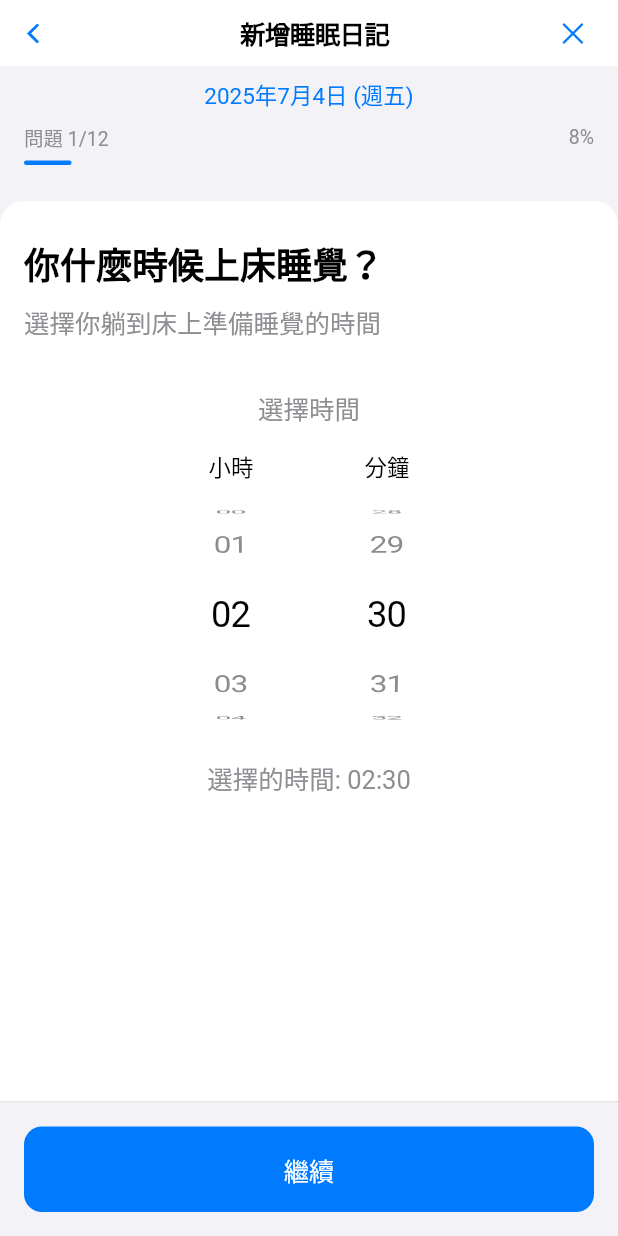
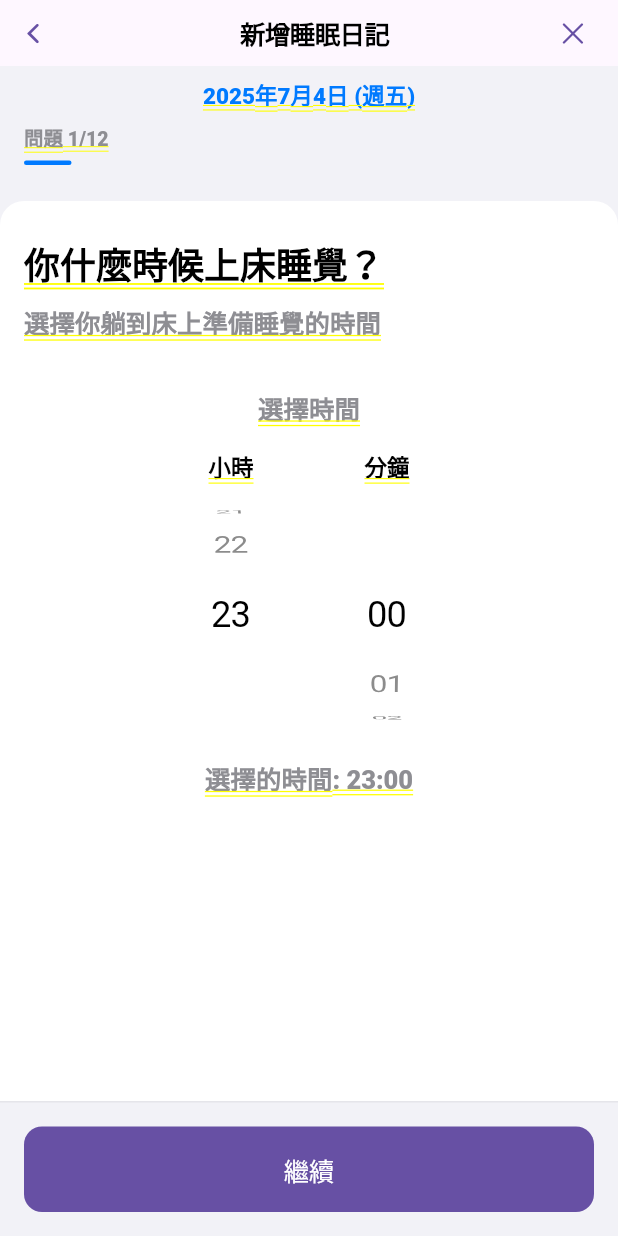
Before and after one commit to PHEDIRY/dcbti, a Flutter app: the SleepDiaryEntryScreen screen opened directly, on a phone screen of 412 x 824 dp. Run offline on Flutter 3.47's test engine with Material 3 defaults, Android fonts, the light colour scheme and no system bars; our stand-ins replace cloud_firestore, firebase_core; accounts and stored records are empty; Roboto replaces fonts that are missing (SF Pro Display, SF Pro Text).

Commit message:
diary entry screen refined

```diff
--- a/lib/features/sleep_diary/screens/sleep_diary_entry_screen.dart
+++ b/lib/features/sleep_diary/screens/sleep_diary_entry_screen.dart
@@ -1,5 +1,5 @@
 import 'package:flutter/cupertino.dart';
-import 'package:flutter/material.dart' show Divider;
+import 'package:flutter/material.dart';
 import '../../../core/models/sleep_diary_entry.dart';
 import 'package:intl/intl.dart';
 
@@ -14,20 +14,43 @@
   int _currentStep = 0;
 
   // Basic sleep info
-  DateTime _bedTime = DateTime.now().subtract(const Duration(hours: 8));
+  late DateTime _bedTime;
+  late DateTime _finalAwakeningTime;
+
+  @override
+  void initState() {
+    super.initState();
+    // Set default times using DateTime.now() as base to ensure correct date
+    final now = DateTime.now();
+    _bedTime = DateTime(
+      now.year,
+      now.month,
+      now.day,
+      23, // 23:00 default
+      0,
+    );
+    _finalAwakeningTime = DateTime(
+      now.year,
+      now.month,
+      now.day,
+      7, // 07:00 default
+      0,
+    );
+  }
+
+  // Other state variables
   int _timeToFallAsleepHours = 0;
-  int _timeToFallAsleepMinutes = 15;
+  int _timeToFallAsleepMinutes = 0;
   int _initialOutOfBedHours = 0;
   int _initialOutOfBedMinutes = 0;
   String? _sleepDifficultyReason;
   int _numberOfAwakenings = 0;
   final List<WakeUpEvent> _wakeUpEvents = [];
   String? _wakeUpDifficultyReason;
-  DateTime _finalAwakeningTime = DateTime.now();
-  bool _immediateWakeUp = false;
+  bool? _immediateWakeUp;
   int _timeInBedAfterWakingHours = 0;
   int _timeInBedAfterWakingMinutes = 0;
-  double _sleepQuality = 3.0;
+  double? _sleepQuality;
 
   // Quality and notes
   final TextEditingController _notesController = TextEditingController();
@@ -188,7 +211,7 @@
       finalAwakeningTime: _finalAwakeningTime,
       timeInBedAfterWakingMinutes:
           _timeInBedAfterWakingHours * 60 + _timeInBedAfterWakingMinutes,
-      sleepQuality: _sleepQuality,
+      sleepQuality: _sleepQuality ?? 0.0,
       caffeineConsumption: _caffeineConsumption,
       alcoholConsumption: _alcoholConsumption,
       sleepMedicineConsumption: _sleepMedicineConsumption,
@@ -199,7 +222,7 @@
       notes: _notesController.text.isEmpty ? null : _notesController.text,
       sleepDifficultyReason: _sleepDifficultyReason,
       wakeUpDifficultyReason: _wakeUpDifficultyReason,
-      immediateWakeUp: _immediateWakeUp,
+      immediateWakeUp: _immediateWakeUp ?? false,
       initialOutOfBedDurationMinutes:
           _initialOutOfBedHours * 60 + _initialOutOfBedMinutes,
     );
@@ -209,11 +232,33 @@
 
   void _addWakeUpEvent() {
     setState(() {
+      DateTime wakeTime;
+      if (_wakeUpEvents.isEmpty) {
+        // First wake-up: 2 hours after bedtime as default
+        wakeTime = DateTime(
+          _bedTime.year,
+          _bedTime.month,
+          _bedTime.day,
+          (_bedTime.hour + 2) % 24,
+          _bedTime.minute,
+        );
+      } else {
+        // Subsequent wake-ups: 2 hours after previous wake-up
+        final lastEvent = _wakeUpEvents.last;
+        wakeTime = DateTime(
+          lastEvent.time.year,
+          lastEvent.time.month,
+          lastEvent.time.day,
+          (lastEvent.time.hour + 2) % 24,
+          lastEvent.time.minute,
+        );
+      }
+
       _wakeUpEvents.add(
         WakeUpEvent(
-          time: DateTime.now(),
+          time: wakeTime,
           gotOutOfBed: false,
-          stayedInBedMinutes: 15,
+          stayedInBedMinutes: 5, // Changed from 15 to 5 minutes
         ),
       );
     });
@@ -233,7 +278,7 @@
   }
 
   void _showCloseConfirmation() {
-    showCupertinoDialog<void>(
+    showCupertinoDialog<bool>(
       context: context,
       builder: (BuildContext context) => CupertinoAlertDialog(
         title: const Text(
@@ -253,21 +298,25 @@
           CupertinoDialogAction(
             isDefaultAction: true,
             onPressed: () {
-              Navigator.pop(context); // Close dialog
+              Navigator.pop(context, false); // Close dialog and return false
             },
             child: const Text('取消'),
           ),
           CupertinoDialogAction(
             isDestructiveAction: true,
             onPressed: () {
-              Navigator.pop(context); // Close dialog
-              Navigator.pop(context); // Close entry form
+              Navigator.pop(context, true); // Close dialog and return true
             },
             child: const Text('離開'),
           ),
         ],
       ),
-    );
+    ).then((shouldPop) {
+      if (shouldPop ?? false) {
+        // Only pop the screen if user confirmed
+        Navigator.of(context).pop();
+      }
+    });
   }
 
   @override
@@ -287,7 +336,7 @@
               : () {
                   Navigator.of(context).pop();
                 },
-          child: const Icon(CupertinoIcons.back),
+          child: _wrapIcon(CupertinoIcons.back),
         ),
         middle: const Padding(
           padding: EdgeInsets.only(left: 8),
@@ -303,7 +352,7 @@
         trailing: CupertinoButton(
           padding: EdgeInsets.zero,
           onPressed: _showCloseConfirmation,
-          child: const Icon(CupertinoIcons.xmark),
+          child: _wrapIcon(CupertinoIcons.xmark),
         ),
       ),
       child: Container(
@@ -384,15 +433,6 @@
                 color: CupertinoColors.systemGrey,
               ),
             ),
-            const Spacer(),
-            Text(
-              '${((_currentStep + 1) / _pages.length * 100).round()}%',
-              style: const TextStyle(
-                fontFamily: 'SF Pro Text',
-                fontSize: 13,
-                color: CupertinoColors.systemGrey,
-              ),
-            ),
           ],
         ),
         const SizedBox(height: 6),
@@ -449,7 +489,14 @@
                 child: CupertinoButton.filled(
                   onPressed: () {
                     setState(() {
-                      _currentStep++;
+                      // --- Custom logic to skip Q9 if Q8 answer is '是' ---
+                      // Q8: Immediate wake up (index 7), Q9: Time in bed after waking (index 8)
+                      // If on Q8 and answer is '是', skip Q9 by incrementing by 2
+                      if (_currentStep == 7 && _immediateWakeUp == true) {
+                        _currentStep += 2;
+                      } else {
+                        _currentStep++;
+                      }
                     });
                   },
                   child: const Text('繼續'),
@@ -1236,7 +1283,7 @@
               CupertinoButton(
                 padding: const EdgeInsets.all(12),
                 onPressed: value > 0 ? () => onChanged(value - 1) : null,
-                child: Icon(
+                child: _wrapIcon(
                   CupertinoIcons.minus,
                   color: value > 0
                       ? CupertinoColors.activeBlue
@@ -1258,7 +1305,7 @@
               CupertinoButton(
                 padding: const EdgeInsets.all(12),
                 onPressed: () => onChanged(value + 1),
-                child: const Icon(
+                child: _wrapIcon(
                   CupertinoIcons.plus,
                   color: CupertinoColors.activeBlue,
                 ),
@@ -1267,6 +1314,17 @@
           ),
         ),
       ],
+    );
+  }
+
+  Widget _wrapIcon(IconData icon, {Color? color, double? size}) {
+    return Material(
+      type: MaterialType.transparency,
+      child: Icon(
+        icon,
+        color: color,
+        size: size,
+      ),
     );
   }
 
@@ -1695,6 +1753,12 @@
     required int minutes,
     required Function(int hours, int minutes) onChanged,
   }) {
+    // Always start at 0 unless user has picked a value
+    final hourController =
+        FixedExtentScrollController(initialItem: hours == 0 ? 0 : hours);
+    final minuteController =
+        FixedExtentScrollController(initialItem: minutes == 0 ? 0 : minutes);
+
     return Column(
       crossAxisAlignment: CrossAxisAlignment.start,
       children: [
@@ -1747,13 +1811,12 @@
                       width: 80,
                       height: 160,
                       child: CupertinoPicker(
+                        key: ValueKey('hourPicker_$title'),
                         selectionOverlay: null,
                         magnification: 1.1,
                         squeeze: 1.0,
                         itemExtent: 40,
-                        scrollController: FixedExtentScrollController(
-                          initialItem: hours,
-                        ),
+                        scrollController: hourController,
                         onSelectedItemChanged: (int value) {
                           onChanged(value, minutes);
                         },
@@ -1789,13 +1852,12 @@
                       width: 80,
                       height: 160,
                       child: CupertinoPicker(
+                        key: ValueKey('minutePicker_$title'),
                         selectionOverlay: null,
                         magnification: 1.1,
                         squeeze: 1.0,
                         itemExtent: 40,
-                        scrollController: FixedExtentScrollController(
-                          initialItem: minutes,
-                        ),
+                        scrollController: minuteController,
                         onSelectedItemChanged: (int value) {
                           onChanged(hours, value);
                         },
```
Also changed, not shown: lib/main.dart (+23 -6 lines).
